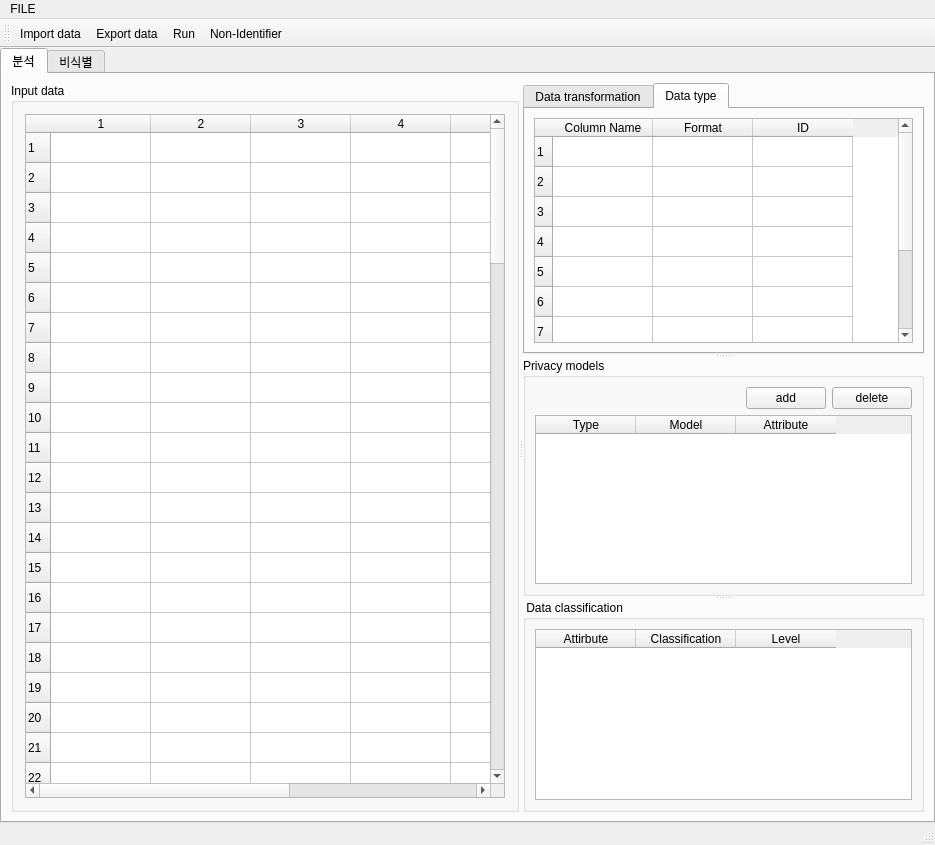
Old version of the form UI/NonIdentifierUI.ui in the repository zel0rd/Non-Identifying.
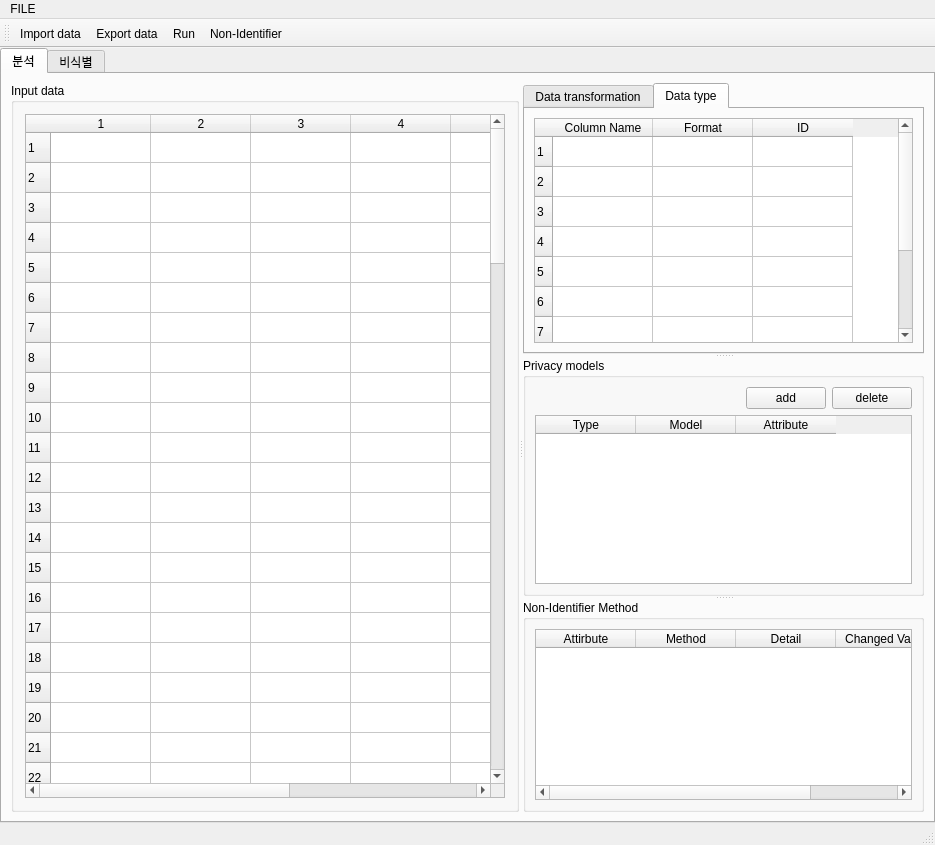
New version of the form. The open tabs and pages were chosen to show the change. Icons and pictures are not drawn. Custom widgets are drawn as their Qt base class.

The edit to the form file:
```diff
--- a/UI/NonIdentifierUI.ui
+++ b/UI/NonIdentifierUI.ui
@@ -490,7 +490,7 @@
              </sizepolicy>
             </property>
             <property name="title">
-             <string> Data classification</string>
+             <string>Non-Identifier Method</string>
             </property>
             <layout class="QGridLayout" name="gridLayout_5">
              <item row="0" column="0">
@@ -508,12 +508,17 @@
                </column>
                <column>
                 <property name="text">
-                 <string>Classification</string>
+                 <string>Method</string>
                 </property>
                </column>
                <column>
                 <property name="text">
-                 <string>Level</string>
+                 <string>Detail</string>
+                </property>
+               </column>
+               <column>
+                <property name="text">
+                 <string>Changed Value</string>
                 </property>
                </column>
               </widget>
```
Left out of the diff: 15 changed lines with no effect on the pictures.
